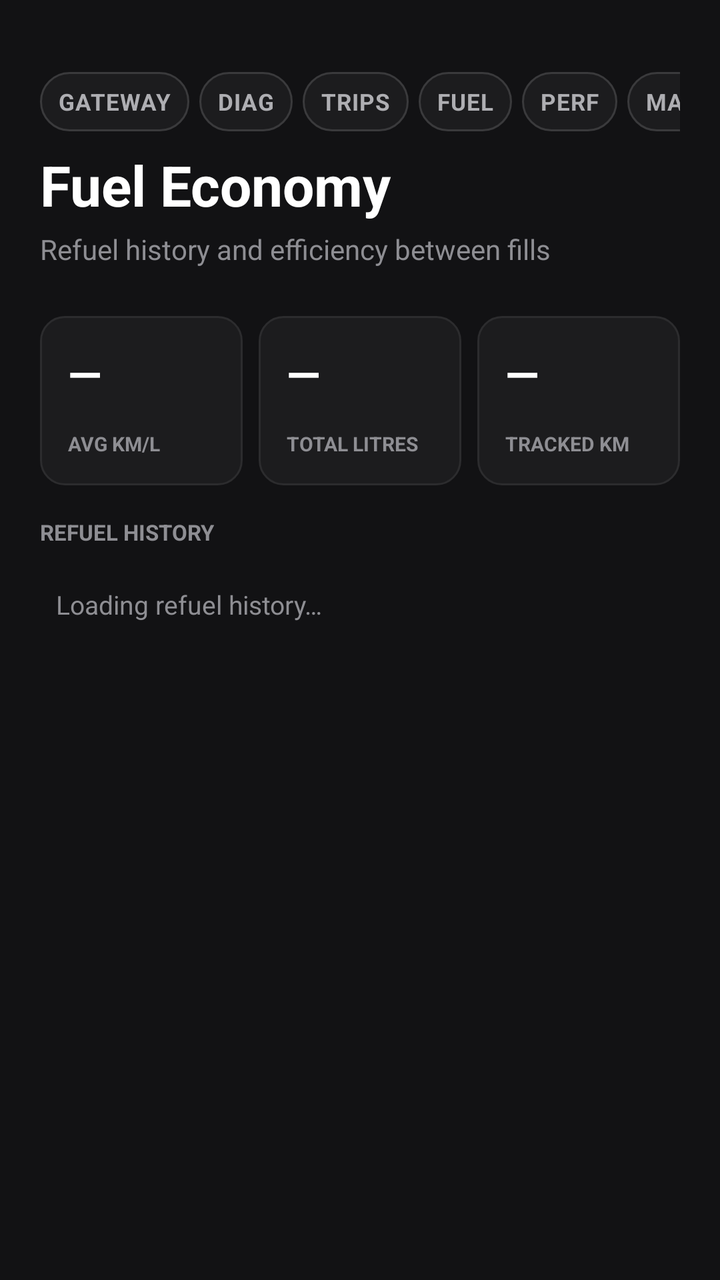
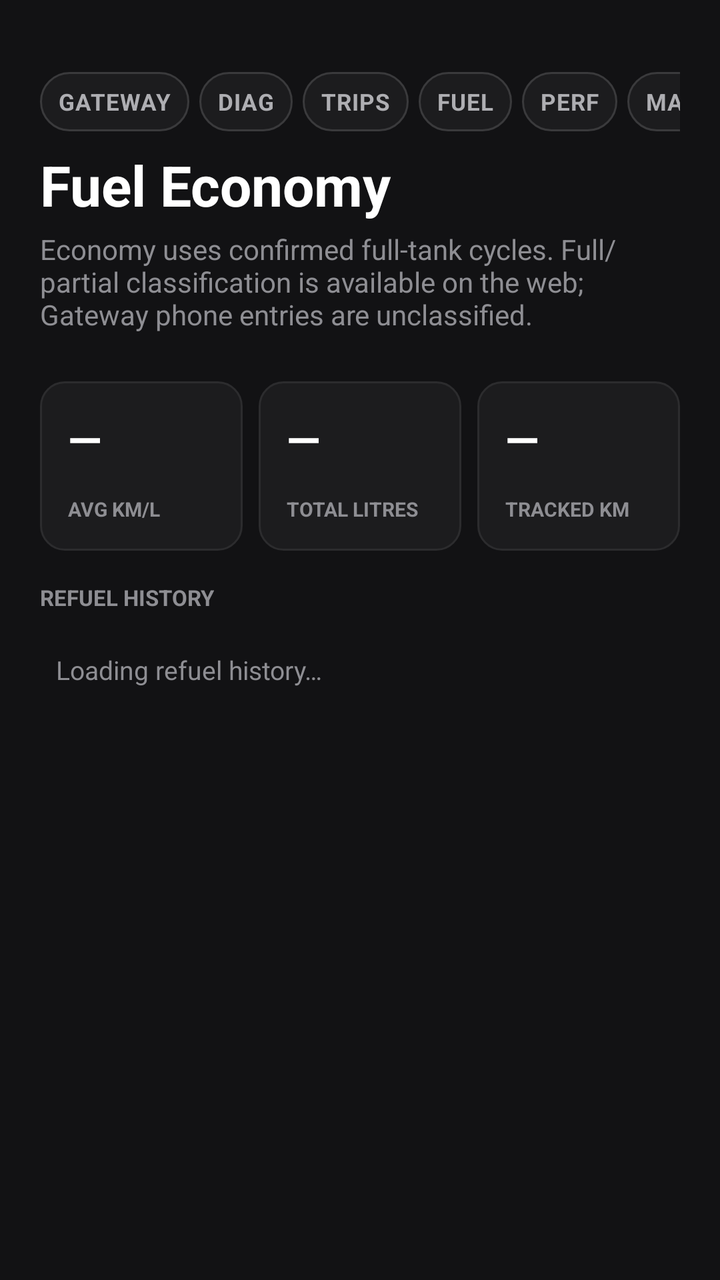

Screens rendered from an Android XML layout before and after an edit, with the pre-edit source and the edit as a unified diff.
<!-- AndroidManifest.xml: application theme Theme.OBDGateway -->
<!-- res/layout/activity_fuel.xml -->
<?xml version="1.0" encoding="utf-8"?>
<ScrollView xmlns:android="http://schemas.android.com/apk/res/android"
    android:layout_width="match_parent"
    android:layout_height="match_parent"
    android:fillViewport="true">

    <LinearLayout
        android:layout_width="match_parent"
        android:layout_height="wrap_content"
        android:orientation="vertical"
        android:padding="20dp">

        <include layout="@layout/view_nav_bar" />

        <TextView
            android:layout_width="wrap_content"
            android:layout_height="wrap_content"
            android:text="Fuel Economy"
            android:textColor="@color/text_primary"
            android:textSize="28sp"
            android:textStyle="bold"
            android:layout_marginBottom="4dp" />

        <TextView
            android:layout_width="wrap_content"
            android:layout_height="wrap_content"
            android:text="Refuel history and efficiency between fills"
            android:textColor="@color/text_muted"
            android:textSize="14sp"
            android:layout_marginBottom="24dp" />

        <LinearLayout
            android:layout_width="match_parent"
            android:layout_height="wrap_content"
            android:orientation="horizontal"
            android:layout_marginBottom="16dp">

            <LinearLayout
                android:layout_width="0dp"
                android:layout_height="wrap_content"
                android:layout_weight="1"
                android:orientation="vertical"
                android:background="@drawable/card_bg"
                android:padding="14dp"
                android:layout_marginEnd="8dp">

                <TextView
                    android:id="@+id/statAvgEconomy"
                    android:layout_width="wrap_content"
                    android:layout_height="wrap_content"
                    android:text="—"
                    android:textColor="@color/text_primary"
                    android:textSize="22sp"
                    android:textStyle="bold" />

                <TextView
                    android:id="@+id/statEconomyRange"
                    android:layout_width="wrap_content"
                    android:layout_height="wrap_content"
                    android:text=""
                    android:textColor="@color/text_muted"
                    android:textSize="10sp" />

                <TextView
                    android:layout_width="wrap_content"
                    android:layout_height="wrap_content"
                    android:text="AVG KM/L"
                    android:textColor="@color/text_muted"
                    android:textSize="10sp"
                    android:textStyle="bold" />
            </LinearLayout>

            <LinearLayout
                android:layout_width="0dp"
                android:layout_height="wrap_content"
                android:layout_weight="1"
                android:orientation="vertical"
                android:background="@drawable/card_bg"
                android:padding="14dp"
                android:layout_marginEnd="8dp">

                <TextView
                    android:id="@+id/statTotalLitres"
                    android:layout_width="wrap_content"
                    android:layout_height="wrap_content"
                    android:text="—"
                    android:textColor="@color/text_primary"
                    android:textSize="22sp"
                    android:textStyle="bold" />

                <TextView
                    android:id="@+id/statLogCount"
                    android:layout_width="wrap_content"
                    android:layout_height="wrap_content"
                    android:text=""
                    android:textColor="@color/text_muted"
                    android:textSize="10sp" />

                <TextView
                    android:layout_width="wrap_content"
                    android:layout_height="wrap_content"
                    android:text="TOTAL LITRES"
                    android:textColor="@color/text_muted"
                    android:textSize="10sp"
                    android:textStyle="bold" />
            </LinearLayout>

            <LinearLayout
                android:layout_width="0dp"
                android:layout_height="wrap_content"
                android:layout_weight="1"
                android:orientation="vertical"
                android:background="@drawable/card_bg"
                android:padding="14dp">

                <TextView
                    android:id="@+id/statTrackedKm"
                    android:layout_width="wrap_content"
                    android:layout_height="wrap_content"
                    android:text="—"
                    android:textColor="@color/text_primary"
                    android:textSize="22sp"
                    android:textStyle="bold" />

                <TextView
                    android:id="@+id/statCurrentOdo"
                    android:layout_width="wrap_content"
                    android:layout_height="wrap_content"
                    android:text=""
                    android:textColor="@color/text_muted"
                    android:textSize="10sp" />

                <TextView
                    android:layout_width="wrap_content"
                    android:layout_height="wrap_content"
                    android:text="TRACKED KM"
                    android:textColor="@color/text_muted"
                    android:textSize="10sp"
                    android:textStyle="bold" />
            </LinearLayout>
        </LinearLayout>

        <TextView
            android:layout_width="wrap_content"
            android:layout_height="wrap_content"
            android:text="REFUEL HISTORY"
            android:textColor="@color/text_muted"
            android:textSize="11sp"
            android:textStyle="bold"
            android:layout_marginBottom="12dp" />

        <LinearLayout
            android:id="@+id/fuelLogContainer"
            android:layout_width="match_parent"
            android:layout_height="wrap_content"
            android:orientation="vertical">

            <TextView
                android:layout_width="match_parent"
                android:layout_height="wrap_content"
                android:text="Loading refuel history…"
                android:textColor="@color/text_muted"
                android:textSize="13sp"
                android:padding="8dp" />
        </LinearLayout>
    </LinearLayout>
</ScrollView>
<!-- res/layout/view_nav_bar.xml (included above) -->
<?xml version="1.0" encoding="utf-8"?>
<HorizontalScrollView xmlns:android="http://schemas.android.com/apk/res/android"
    xmlns:tools="http://schemas.android.com/tools"
    android:layout_width="match_parent"
    android:layout_height="wrap_content"
    android:scrollbars="none"
    android:layout_marginTop="16dp"
    android:layout_marginBottom="8dp"
    tools:ignore="UseCompoundDrawables">

    <LinearLayout
        android:layout_width="wrap_content"
        android:layout_height="wrap_content"
        android:orientation="horizontal">

        <TextView
            android:id="@+id/navGateway"
            android:layout_width="wrap_content"
            android:layout_height="wrap_content"
            android:paddingHorizontal="9dp"
            android:paddingVertical="7dp"
            android:layout_marginEnd="5dp"
            android:text="GATEWAY"
            android:textSize="11.5sp"
            android:textStyle="bold"
            android:letterSpacing="0.03"
            android:textColor="@color/text_secondary"
            android:background="@drawable/nav_pill_inactive"
            android:clickable="true"
            android:focusable="true" />

        <TextView
            android:id="@+id/navDiagnostics"
            android:layout_width="wrap_content"
            android:layout_height="wrap_content"
            android:paddingHorizontal="9dp"
            android:paddingVertical="7dp"
            android:layout_marginEnd="5dp"
            android:text="DIAG"
            android:textSize="11.5sp"
            android:textStyle="bold"
            android:letterSpacing="0.03"
            android:textColor="@color/text_secondary"
            android:background="@drawable/nav_pill_inactive"
            android:clickable="true"
            android:focusable="true" />

        <TextView
            android:id="@+id/navTrips"
            android:layout_width="wrap_content"
            android:layout_height="wrap_content"
            android:paddingHorizontal="9dp"
            android:paddingVertical="7dp"
            android:layout_marginEnd="5dp"
            android:text="TRIPS"
            android:textSize="11.5sp"
            android:textStyle="bold"
            android:letterSpacing="0.03"
            android:textColor="@color/text_secondary"
            android:background="@drawable/nav_pill_inactive"
            android:clickable="true"
            android:focusable="true" />

        <TextView
            android:id="@+id/navFuel"
            android:layout_width="wrap_content"
            android:layout_height="wrap_content"
            android:paddingHorizontal="9dp"
            android:paddingVertical="7dp"
            android:layout_marginEnd="5dp"
            android:text="FUEL"
            android:textSize="11.5sp"
            android:textStyle="bold"
            android:letterSpacing="0.03"
            android:textColor="@color/text_secondary"
            android:background="@drawable/nav_pill_inactive"
            android:clickable="true"
            android:focusable="true" />

        <TextView
            android:id="@+id/navPerf"
            android:layout_width="wrap_content"
            android:layout_height="wrap_content"
            android:paddingHorizontal="9dp"
            android:paddingVertical="7dp"
            android:layout_marginEnd="5dp"
            android:text="PERF"
            android:textSize="11.5sp"
            android:textStyle="bold"
            android:letterSpacing="0.03"
            android:textColor="@color/text_secondary"
            android:background="@drawable/nav_pill_inactive"
            android:clickable="true"
            android:focusable="true" />

        <TextView
            android:id="@+id/navMaint"
            android:layout_width="wrap_content"
            android:layout_height="wrap_content"
            android:paddingHorizontal="9dp"
            android:paddingVertical="7dp"
            android:text="MAINT"
            android:textSize="11.5sp"
            android:textStyle="bold"
            android:letterSpacing="0.03"
            android:textColor="@color/text_secondary"
            android:background="@drawable/nav_pill_inactive"
            android:clickable="true"
            android:focusable="true" />
    </LinearLayout>
</HorizontalScrollView>
<!-- resources referenced by this layout -->
<resources>
  <color name="text_muted">#FF8E8E93</color>
  <color name="text_primary">#FFFFFFFF</color>
  <color name="text_secondary">#FFAEAEB2</color>
  <!-- drawable card_bg (drawable) -->
  <?xml version="1.0" encoding="utf-8"?>
  <shape xmlns:android="http://schemas.android.com/apk/res/android">
      <solid android:color="#1C1C1E" />
      <corners android:radius="12dp" />
      <stroke android:width="1dp" android:color="#2C2C2E" />
  </shape>
  <!-- drawable nav_pill_inactive (drawable) -->
  <?xml version="1.0" encoding="utf-8"?>
  <shape xmlns:android="http://schemas.android.com/apk/res/android">
      <solid android:color="#1C1C1E" />
      <corners android:radius="18dp" />
      <stroke android:width="1dp" android:color="#3A3A3C" />
  </shape>
  <style name="Theme.OBDGateway" parent="Theme.AppCompat.NoActionBar">
          <item name="android:windowBackground">@color/background</item>
          <item name="android:colorBackground">@color/background</item>
          <item name="colorPrimary">@color/accent_blue</item>
          <item name="colorPrimaryDark">@color/background</item>
          <item name="colorAccent">@color/accent_green</item>
          <item name="android:textColorHint">@color/text_muted</item>
      </style>
  <color name="background">#FF121214</color>
  <color name="accent_blue">#FF2563EB</color>
  <color name="accent_green">#FF34C759</color>
</resources>

<!-- the commit's change to res/layout/activity_fuel.xml (unified diff, before → after) -->
@@ -24,7 +24,7 @@
         <TextView
             android:layout_width="wrap_content"
             android:layout_height="wrap_content"
-            android:text="Refuel history and efficiency between fills"
+            android:text="Economy uses confirmed full-tank cycles. Full/partial classification is available on the web; Gateway phone entries are unclassified."
             android:textColor="@color/text_muted"
             android:textSize="14sp"
             android:layout_marginBottom="24dp" />
